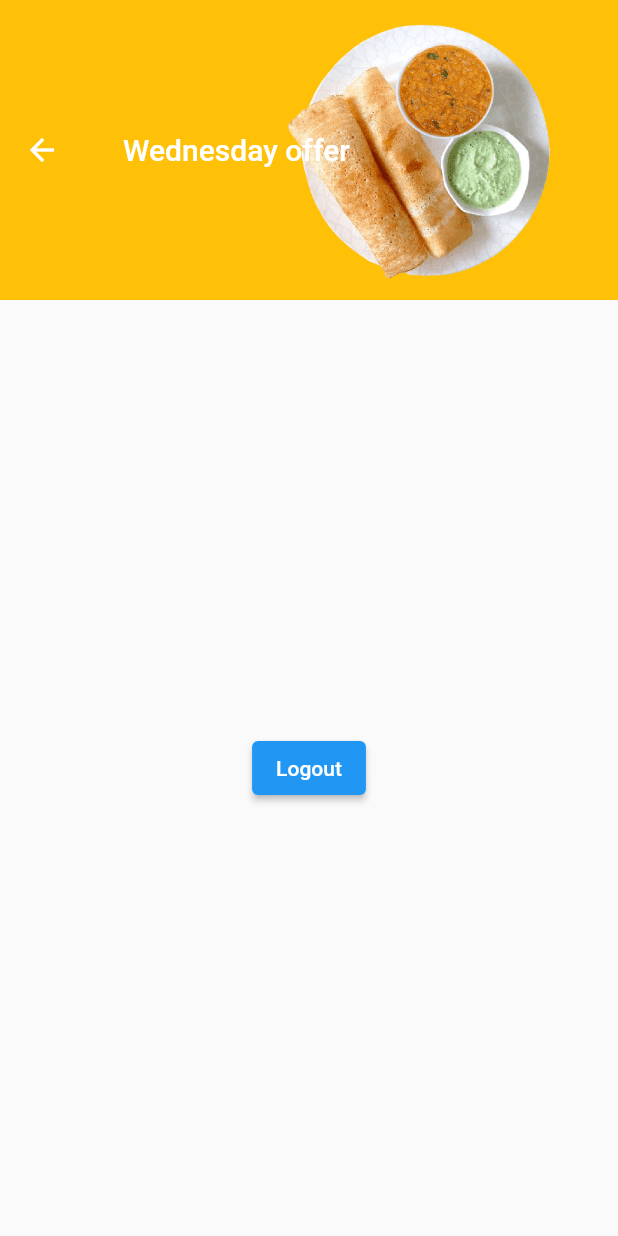
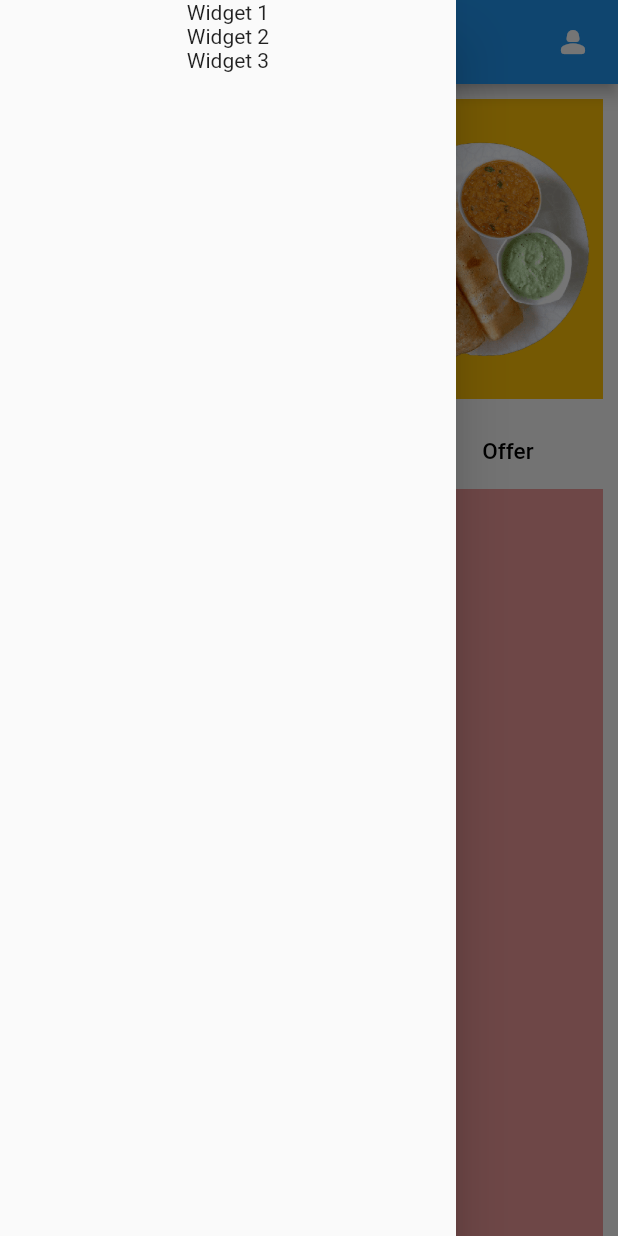
Before and after one commit to zakespy/foodApp, a Flutter app: the home screen opened by its route, with the side drawer open (before the commit the screen has no drawer), on a phone screen of 412 x 824 dp. Run offline on Flutter 3.47's test engine with Material 2 defaults, Android fonts, the phone set to English and light mode, and no system bars; our stand-ins replace flutter_secure_storage; accounts and stored records are empty; network calls fail.

Commit message:
Home page rough layout created

```diff
--- a/client/lib/Pages/home.dart
+++ b/client/lib/Pages/home.dart
@@ -26,29 +26,94 @@ class _homeState extends State<home> {
   @override
   Widget build(BuildContext context) {
     return Scaffold(
+      drawer: Drawer(
+        child: Column(children: <Widget>[
+          Text("Widget 1"),
+          Text("Widget 2"),
+          Text("Widget 3"),
+        ]),
+      ),
       appBar: AppBar(
-        elevation: 0,
-        toolbarHeight: 200,
-        backgroundColor: Colors.amber,
-        title: const Padding(padding: EdgeInsets.fromLTRB(10, 20, 10, 20),child: Text("Wednesday offer",style: TextStyle(fontSize: 20,fontWeight: FontWeight.w500),),),
-        flexibleSpace: Container(
-          decoration: const BoxDecoration(
-            // gradient: LinearGradient(colors: colors),
-            // image: DecorationImage(image: NetworkImage("https://images.pexels.com/photos/5560763/pexels-photo-5560763.jpeg"),alignment: Alignment.centerRight),
-            image: DecorationImage(image: AssetImage('assets/dosa.png'),alignment: Alignment.centerRight,scale: 0.01),
+        title: Text("appbar"),
+        actions: [Row(
+          children: [
+            Padding(
+              padding: const EdgeInsets.fromLTRB(5,5,10,5),
+              child: Container(
+                height: 40,
+                width: 40,
+                // color: Colors.black,
+                decoration: BoxDecoration(borderRadius: BorderRadius.circular(20)),
+                child: IconButton(icon: Icon(Icons.person_2_rounded),onPressed: ()=>{},),
+              ),
+            )
+          ],
+        )],
+        // elevation: 0,
+        // toolbarHeight: 200,
+        // backgroundColor: Colors.amber,
+        // title: const Padding(padding: EdgeInsets.fromLTRB(10, 20, 10, 20),child: Text("Wednesday offer",style: TextStyle(fontSize: 20,fontWeight: FontWeight.w500),),),
+        // flexibleSpace: Container(
+        //   decoration: const BoxDecoration(
+        //     // gradient: LinearGradient(colors: colors),
+        //     // image: DecorationImage(image: NetworkImage("https://images.pexels.com/photos/5560763/pexels-photo-5560763.jpeg"),alignment: Alignment.centerRight),
+        //     image: DecorationImage(image: AssetImage('assets/dosa.png'),alignment: Alignment.centerRight,scale: 0.01),
+        //   ),
+        // ),
+      ),
+      body:SingleChildScrollView(
+        scrollDirection: Axis.vertical,
+        child: Column(children: <Widget>[
+          Padding(
+            padding: const EdgeInsets.all(10.0),
+            child: Container(
+              height: 200,
+              width: 400,
+              color: Colors.amber,
+              child: Center(
+                child:
+                Row(
+                  mainAxisAlignment: MainAxisAlignment.spaceEvenly,
+                  children: const <Widget>[
+                  SizedBox(width:5),
+                  Padding(padding: EdgeInsets.fromLTRB(10, 20, 10, 20),child: Text("Wednesday offer",style: TextStyle(fontSize: 20,fontWeight: FontWeight.w500),),),
+                  SizedBox(width: 25),
+                  Image(image: AssetImage("assets/dosa.png"),alignment: Alignment.center,height: 150,width: 150,)
+                ]),
+              ),
+            ),
           ),
-        ),
-      ),
-      body:Container(
-      child: Center(
-        child: ElevatedButton(
-          child: Text("Logout"),
-          onPressed: () {
-            logout();
-          },
-        ),
-      ),
-    ),
+          Container(
+            height: 50,
+            // color: Colors.blue,
+            child: Row(
+              mainAxisAlignment: MainAxisAlignment.spaceEvenly,
+              children: <Widget>[
+              TextButton(onPressed: ()=>{}, child: const Text("Menu",style: TextStyle(color: Colors.black, fontSize: 15,fontWeight: FontWeight.w500),)),
+              TextButton(onPressed: ()=>{}, child: const Text("Today's Special",style: TextStyle(color: Colors.black, fontSize: 15,fontWeight: FontWeight.w500),)),
+              TextButton(onPressed: ()=>{}, child: const Text("Offer",style: TextStyle(color: Colors.black, fontSize: 15,fontWeight: FontWeight.w500),)),
+            ],)
+          ),
+          Padding(
+            padding: const EdgeInsets.fromLTRB(10,0,10,10),
+            child: Container(
+              height: 650,
+              width: 400,
+              color: Colors.red[200],
+            ),
+          ),
+        ],),
+      )
+    //   Container(
+    //   child: Center(
+    //     child: ElevatedButton(
+    //       child: Text("Logout"),
+    //       onPressed: () {
+    //         logout();
+    //       },
+    //     ),
+    //   ),
+    // ),
     );
   }
 }
```
Also changed, not shown: client/assets/dosa.png.
